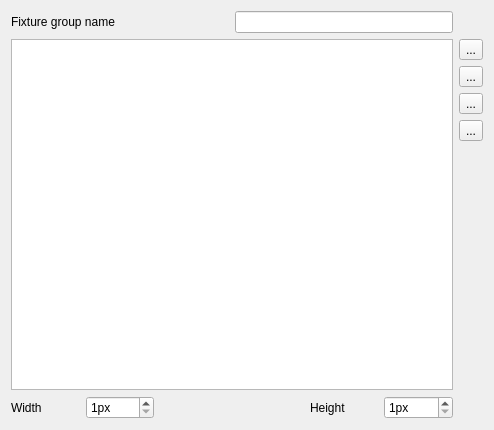
Before: the Qt Designer form trunk/ui/src/fixturegroupeditor.ui in Bondzio/qlc, drawn with Qt 5.
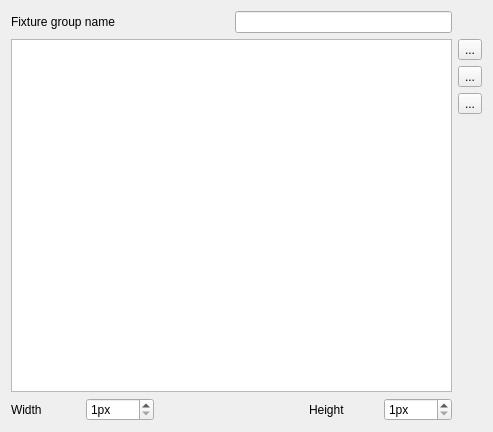
After: the same form once the commit is applied. Icons and pictures are not drawn.

Commit message: Removed the single-add button from fixture group editor and took right & down add buttons into use.

```diff
--- a/trunk/ui/src/fixturegroupeditor.ui
+++ b/trunk/ui/src/fixturegroupeditor.ui
@@ -6,8 +6,8 @@
    <rect>
     <x>0</x>
     <y>0</y>
-    <width>494</width>
-    <height>430</height>
+    <width>493</width>
+    <height>432</height>
    </rect>
   </property>
   <property name="windowTitle">
@@ -31,7 +31,7 @@
      </property>
     </widget>
    </item>
-   <item row="1" column="0" rowspan="5" colspan="6">
+   <item row="1" column="0" rowspan="7" colspan="6">
     <widget class="QTableWidget" name="m_table">
      <property name="sizePolicy">
       <sizepolicy hsizetype="Expanding" vsizetype="Expanding">
@@ -50,27 +50,7 @@
      </property>
     </widget>
    </item>
-   <item row="1" column="6">
-    <widget class="QToolButton" name="m_addButton">
-     <property name="toolTip">
-      <string>Set the fixture to current cell</string>
-     </property>
-     <property name="text">
-      <string>...</string>
-     </property>
-     <property name="icon">
-      <iconset resource="qlcui.qrc">
-       <normaloff>:/edit_add.png</normaloff>:/edit_add.png</iconset>
-     </property>
-     <property name="iconSize">
-      <size>
-       <width>32</width>
-       <height>32</height>
-      </size>
-     </property>
-    </widget>
-   </item>
-   <item row="2" column="6">
+   <item row="3" column="6">
     <widget class="QToolButton" name="m_removeButton">
      <property name="toolTip">
       <string>Remove selected fixture from current cell</string>
@@ -90,47 +70,7 @@
      </property>
     </widget>
    </item>
-   <item row="3" column="6">
-    <widget class="QToolButton" name="m_downButton">
-     <property name="toolTip">
-      <string>Add fixtures to current column, starting from selected cell</string>
-     </property>
-     <property name="text">
-      <string>...</string>
-     </property>
-     <property name="icon">
-      <iconset resource="qlcui.qrc">
-       <normaloff>:/down.png</normaloff>:/down.png</iconset>
-     </property>
-     <property name="iconSize">
-      <size>
-       <width>32</width>
-       <height>32</height>
-      </size>
-     </property>
-    </widget>
-   </item>
-   <item row="4" column="6">
-    <widget class="QToolButton" name="m_rightButton">
-     <property name="toolTip">
-      <string>Add fixtures to current row, starting from selected cell</string>
-     </property>
-     <property name="text">
-      <string>...</string>
-     </property>
-     <property name="icon">
-      <iconset resource="qlcui.qrc">
-       <normaloff>:/forward.png</normaloff>:/forward.png</iconset>
-     </property>
-     <property name="iconSize">
-      <size>
-       <width>32</width>
-       <height>32</height>
-      </size>
-     </property>
-    </widget>
-   </item>
-   <item row="5" column="6" rowspan="2">
+   <item row="4" column="6" rowspan="5">
     <spacer name="verticalSpacer">
      <property name="orientation">
       <enum>Qt::Vertical</enum>
@@ -143,14 +83,14 @@
      </property>
     </spacer>
    </item>
-   <item row="6" column="0">
+   <item row="8" column="0">
     <widget class="QLabel" name="label">
      <property name="text">
       <string>Width</string>
      </property>
     </widget>
    </item>
-   <item row="6" column="1">
+   <item row="8" column="1">
     <widget class="QSpinBox" name="m_xSpin">
      <property name="suffix">
       <string>px</string>
@@ -160,7 +100,7 @@
      </property>
     </widget>
    </item>
-   <item row="6" column="2" colspan="2">
+   <item row="8" column="2" colspan="2">
     <spacer name="horizontalSpacer">
      <property name="orientation">
       <enum>Qt::Horizontal</enum>
@@ -173,14 +113,14 @@
      </property>
     </spacer>
    </item>
-   <item row="6" column="4">
+   <item row="8" column="4">
     <widget class="QLabel" name="label_2">
      <property name="text">
       <string>Height</string>
      </property>
     </widget>
    </item>
-   <item row="6" column="5">
+   <item row="8" column="5">
     <widget class="QSpinBox" name="m_ySpin">
      <property name="suffix">
       <string>px</string>
@@ -190,6 +130,46 @@
      </property>
     </widget>
    </item>
+   <item row="1" column="6">
+    <widget class="QToolButton" name="m_rightButton">
+     <property name="toolTip">
+      <string>Add/replace fixtures to current row, starting from selected cell</string>
+     </property>
+     <property name="text">
+      <string>...</string>
+     </property>
+     <property name="icon">
+      <iconset resource="qlcui.qrc">
+       <normaloff>:/forward.png</normaloff>:/forward.png</iconset>
+     </property>
+     <property name="iconSize">
+      <size>
+       <width>32</width>
+       <height>32</height>
+      </size>
+     </property>
+    </widget>
+   </item>
+   <item row="2" column="6">
+    <widget class="QToolButton" name="m_downButton">
+     <property name="toolTip">
+      <string>Add/replace fixtures to current column, starting from selected cell</string>
+     </property>
+     <property name="text">
+      <string>...</string>
+     </property>
+     <property name="icon">
+      <iconset resource="qlcui.qrc">
+       <normaloff>:/down.png</normaloff>:/down.png</iconset>
+     </property>
+     <property name="iconSize">
+      <size>
+       <width>32</width>
+       <height>32</height>
+      </size>
+     </property>
+    </widget>
+   </item>
   </layout>
  </widget>
  <resources>
```
Left out of the diff: 2 changed lines with no effect on the pictures. The commit also changes 2 other files.
